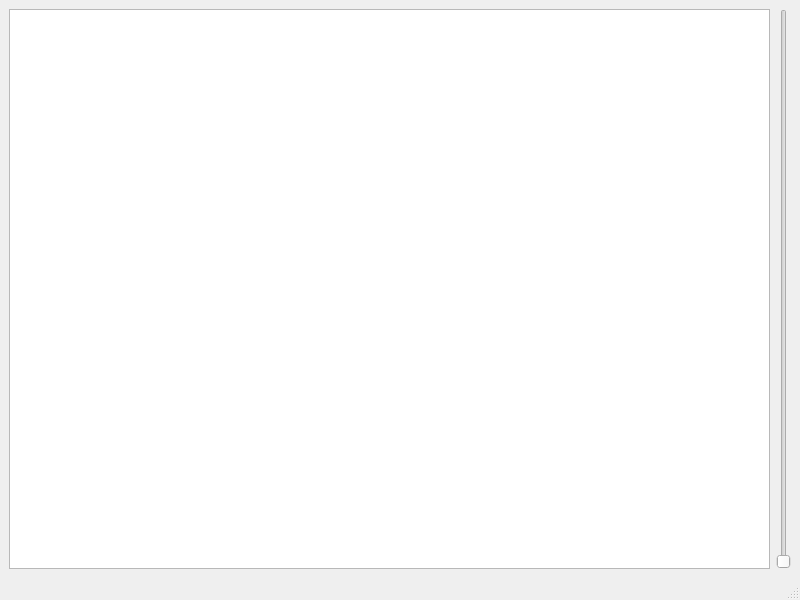
This is mainwindow.ui in JakubSekula/ICP-projekt as Qt 5 draws it before an edit. The edited form follows.
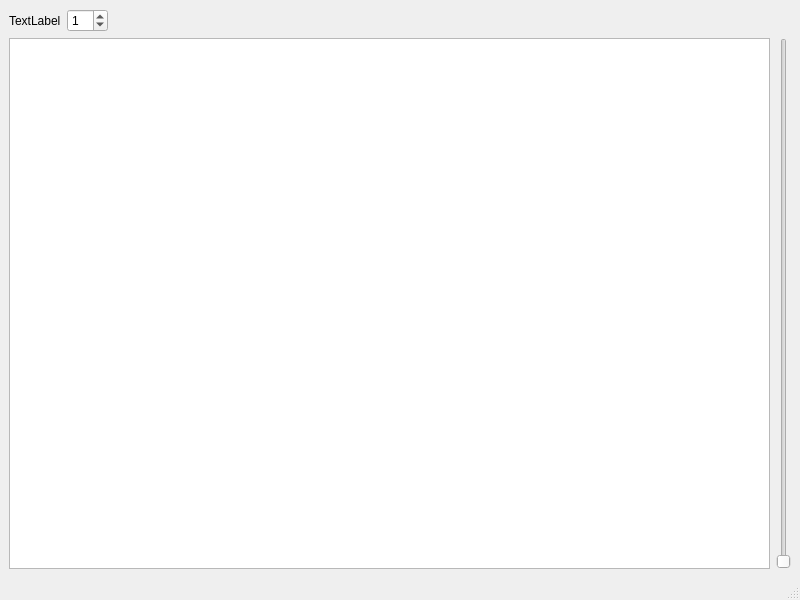
This is the edited form.

```diff
--- a/mainwindow.ui
+++ b/mainwindow.ui
@@ -16,9 +16,40 @@
   <widget class="QWidget" name="centralwidget">
    <layout class="QGridLayout" name="gridLayout">
     <item row="0" column="0">
+     <layout class="QHBoxLayout" name="horizontalLayout">
+      <item>
+       <widget class="QLabel" name="Timer">
+        <property name="text">
+         <string>TextLabel</string>
+        </property>
+       </widget>
+      </item>
+      <item>
+       <widget class="QSpinBox" name="speeder">
+        <property name="value">
+         <number>1</number>
+        </property>
+       </widget>
+      </item>
+      <item>
+       <spacer name="horizontalSpacer">
+        <property name="orientation">
+         <enum>Qt::Horizontal</enum>
+        </property>
+        <property name="sizeHint" stdset="0">
+         <size>
+          <width>40</width>
+          <height>20</height>
+         </size>
+        </property>
+       </spacer>
+      </item>
+     </layout>
+    </item>
+    <item row="2" column="0">
      <widget class="QGraphicsView" name="graphicsView"/>
     </item>
-    <item row="0" column="1">
+    <item row="2" column="1">
      <widget class="QSlider" name="verticalSlider">
       <property name="orientation">
        <enum>Qt::Vertical</enum>
```
